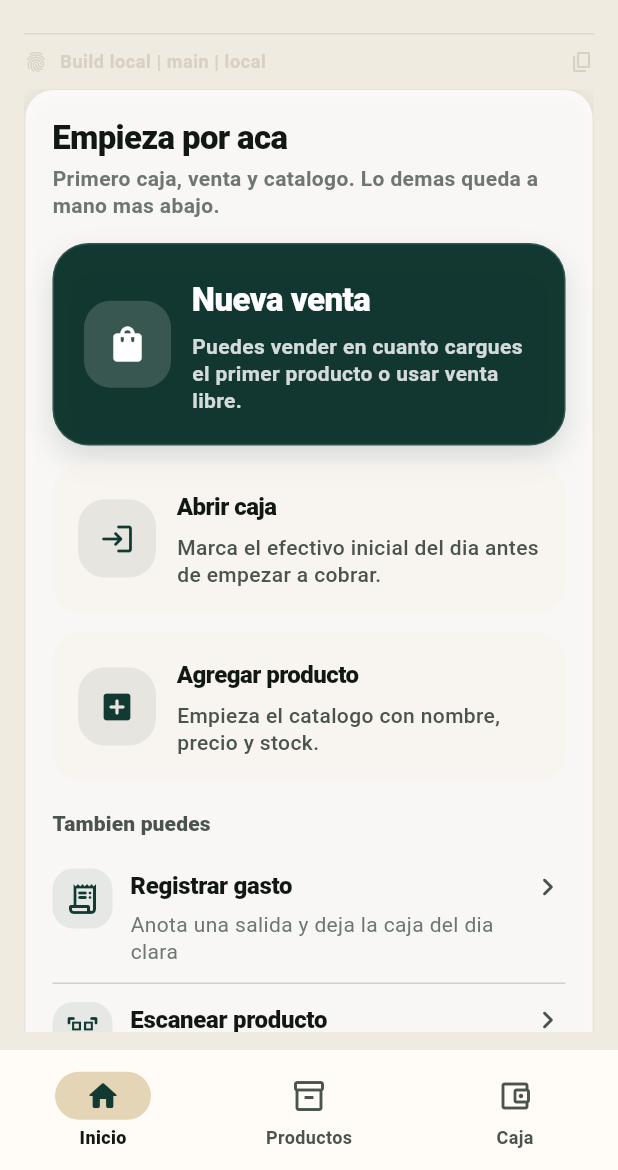
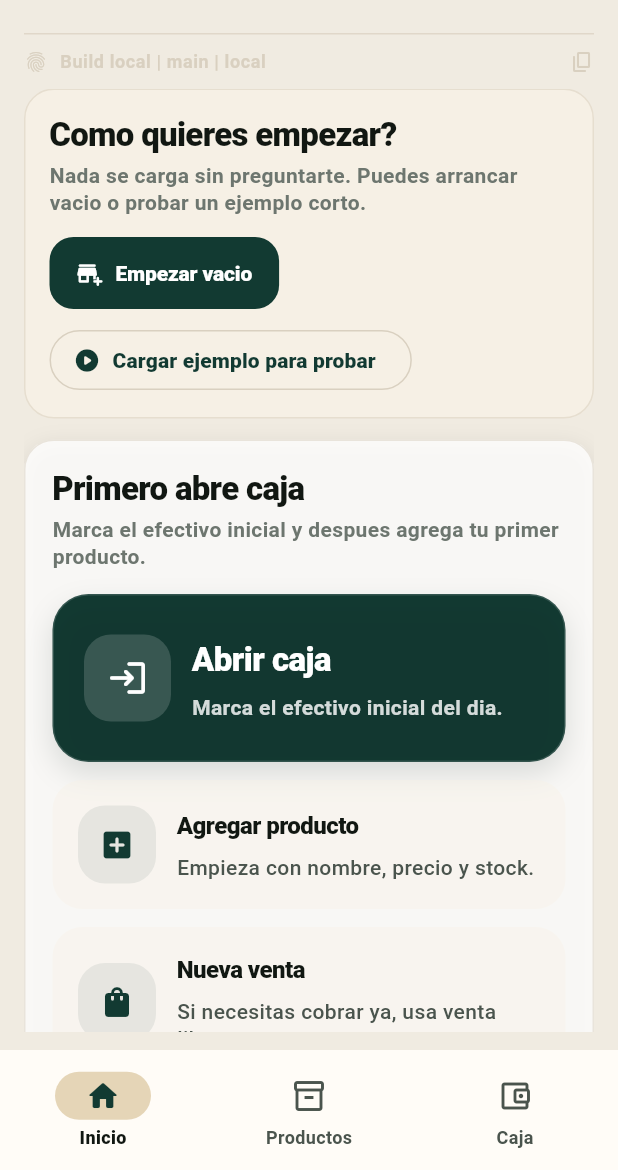
Before and after one commit to bitflowapp/caja-clara, a Flutter app: the screen it shows after launch, on a phone screen of 412 x 824 dp, the part 66-1236 px from its top. Run offline on Flutter 3.47's test engine with Material 3 defaults, Android fonts, the phone set to English and light mode, and no system bars; our stand-ins replace hive_flutter, speech_to_text, web; missing offline and left inert: dart:js_interop, excel, file_selector, mobile_scanner; accounts and stored records are empty.

Commit message:
Simplify daily retail flows

```diff
--- a/lib/app/screens/home_screen.dart
+++ b/lib/app/screens/home_screen.dart
@@ -60,11 +60,27 @@ class HomeScreen extends StatelessWidget {
         final now = DateTime.now();
         final recent = store.recentMovements();
         final suggestions = store.freeSaleSuggestions;
+        final showInitialSetupChoice =
+            !store.hasProducts && store.shouldPromptInitialCatalogSetup;
 
         return SingleChildScrollView(
           child: Column(
             crossAxisAlignment: CrossAxisAlignment.start,
             children: [
+              if (showInitialSetupChoice) ...[
+                _StarterTemplateCard(
+                  onApplyStarterTemplate: onApplyStarterTemplate,
+                  onLoadDemoData: onLoadDemoData,
+                  onChooseEmptyCatalogStart: onChooseEmptyCatalogStart,
+                  onAddProduct: () => showProductEditor(context, store),
+                  applyingStarterTemplate: applyingStarterTemplate,
+                  loadingDemoData: loadingDemoData,
+                  canLoadDemoData: store.isEmptyState,
+                  hasMovements: store.hasMovements,
+                  showInitialSetupChoice: true,
+                ),
+                const SizedBox(height: 14),
+              ],
               _ActionWorkspace(
                 onRegisterCashOpening: onRegisterCashOpening,
                 onNewSale: onNewSale,
@@ -79,7 +95,7 @@ class HomeScreen extends StatelessWidget {
                 hasCashOpeningToday: hasCashOpeningToday,
                 savingCashEvent: savingCashEvent,
               ),
-              if (!store.hasProducts) ...[
+              if (!store.hasProducts && !showInitialSetupChoice) ...[
                 const SizedBox(height: 14),
                 _StarterTemplateCard(
                   onApplyStarterTemplate: onApplyStarterTemplate,
@@ -544,6 +560,21 @@ class _ActionWorkspace extends StatelessWidget {
 
   @override
   Widget build(BuildContext context) {
+    final scheme = Theme.of(context).colorScheme;
+    final prioritizeCashOpening = !hasCashOpeningToday;
+    final prioritizeCatalog = hasCashOpeningToday && !hasProducts;
+    final sectionTitle = prioritizeCashOpening
+        ? 'Primero abre caja'
+        : prioritizeCatalog
+        ? 'Primero agrega un producto'
+        : 'Siguiente paso';
+    final sectionSubtitle = prioritizeCashOpening
+        ? hasProducts
+              ? 'Marca el efectivo inicial y sigue con la primera venta.'
+              : 'Marca el efectivo inicial y despues agrega tu primer producto.'
+        : prioritizeCatalog
+        ? 'Con nombre, precio y stock ya puedes vender sin vueltas.'
+        : 'Nueva venta arriba. Lo demas queda mas abajo.';
     final primaryOpenCash = ActionCard(
       title: savingCashEvent
           ? 'Guardando apertura'
@@ -551,30 +582,47 @@ class _ActionWorkspace extends StatelessWidget {
           ? 'Editar apertura'
           : 'Abrir caja',
       subtitle: hasCashOpeningToday
-          ? 'La caja ya esta abierta. Ajusta el efectivo inicial si hace falta.'
-          : 'Marca el efectivo inicial del dia antes de empezar a cobrar.',
+          ? 'La caja ya esta abierta. Ajusta el efectivo si hace falta.'
+          : 'Marca el efectivo inicial del dia.',
       icon: hasCashOpeningToday ? Icons.edit_note_rounded : Icons.login_rounded,
       onTap: onRegisterCashOpening,
+      fillColor: prioritizeCashOpening ? scheme.primary : null,
+      contentColor: prioritizeCashOpening ? scheme.onPrimary : null,
+      emphasized: prioritizeCashOpening,
     );
     final primaryNewSale = ActionCard(
       title: 'Nueva venta',
       subtitle: hasProducts
-          ? 'Elige producto, marca el cobro y registra en tres pasos.'
-          : 'Puedes vender en cuanto cargues el primer producto o usar venta libre.',
+          ? 'Elige producto, marca el cobro y confirma.'
+          : 'Si necesitas cobrar ya, usa venta libre.',
       icon: Icons.shopping_bag_rounded,
       onTap: onNewSale,
-      fillColor: Theme.of(context).colorScheme.primary,
-      contentColor: Theme.of(context).colorScheme.onPrimary,
-      emphasized: true,
+      fillColor: prioritizeCashOpening || prioritizeCatalog
+          ? null
+          : scheme.primary,
+      contentColor: prioritizeCashOpening || prioritizeCatalog
+          ? null
+          : scheme.onPrimary,
+      emphasized: !prioritizeCashOpening && !prioritizeCatalog,
     );
     final primaryAddProduct = ActionCard(
       title: 'Agregar producto',
       subtitle: hasProducts
-          ? 'Carga nombre, precio y stock en lo basico. El resto es opcional.'
-          : 'Empieza el catalogo con nombre, precio y stock.',
+          ? 'Carga nombre, precio y stock. Lo demas puede esperar.'
+          : 'Empieza con nombre, precio y stock.',
       icon: Icons.add_box_rounded,
       onTap: onAddProduct,
+      fillColor: prioritizeCatalog ? scheme.primary : null,
+      contentColor: prioritizeCatalog ? scheme.onPrimary : null,
+      emphasized: prioritizeCatalog,
     );
+    final orderedPrimaryActions = prioritizeCashOpening
+        ? hasProducts
+              ? [primaryOpenCash, primaryNewSale, primaryAddProduct]
+              : [primaryOpenCash, primaryAddProduct, primaryNewSale]
+        : prioritizeCatalog
+        ? [primaryAddProduct, primaryNewSale, primaryOpenCash]
+        : [primaryNewSale, primaryOpenCash, primaryAddProduct];
     final secondaryActions = [
       _ActionShortcut(
         title: 'Registrar gasto',
@@ -617,7 +665,7 @@ class _ActionWorkspace extends StatelessWidget {
         builder: (context, constraints) {
           final wide = constraints.maxWidth >= 1040;
           final shortcuts = _ActionShortcutGroup(
-            title: 'Tambien puedes',
+            title: 'Despues, si hace falta',
             actions: secondaryActions,
           );
 
@@ -625,21 +673,21 @@ class _ActionWorkspace extends StatelessWidget {
               ? Row(
                   crossAxisAlignment: CrossAxisAlignment.start,
                   children: [
-                    Expanded(flex: 5, child: primaryNewSale),
+                    Expanded(flex: 5, child: orderedPrimaryActions[0]),
                     const SizedBox(width: 14),
-                    Expanded(flex: 4, child: primaryOpenCash),
+                    Expanded(flex: 4, child: orderedPrimaryActions[1]),
                     const SizedBox(width: 14),
-                    Expanded(flex: 4, child: primaryAddProduct),
+                    Expanded(flex: 4, child: orderedPrimaryActions[2]),
                   ],
                 )
               : Column(
                   crossAxisAlignment: CrossAxisAlignment.stretch,
                   children: [
-                    primaryNewSale,
+                    orderedPrimaryActions[0],
                     const SizedBox(height: 12),
-                    primaryOpenCash,
+                    orderedPrimaryActions[1],
                     const SizedBox(height: 12),
-                    primaryAddProduct,
+                    orderedPrimaryActions[2],
                   ],
                 );
 
@@ -647,11 +695,7 @@ class _ActionWorkspace extends StatelessWidget {
             return Column(
               crossAxisAlignment: CrossAxisAlignment.start,
               children: [
-                const SectionHeader(
-                  title: 'Empieza por aca',
-                  subtitle:
-                      'Primero caja, venta y catalogo. Lo demas queda a mano mas abajo.',
-                ),
+                SectionHeader(title: sectionTitle, subtitle: sectionSubtitle),
                 const SizedBox(height: 16),
                 primaryActions,
                 const SizedBox(height: 18),
@@ -663,11 +707,7 @@ class _ActionWorkspace extends StatelessWidget {
           return Column(
             crossAxisAlignment: CrossAxisAlignment.start,
             children: [
-              const SectionHeader(
-                title: 'Empieza por aca',
-                subtitle:
-                    'Primero caja, venta y catalogo. Despues revisa stock, gastos y salida.',
-              ),
+              SectionHeader(title: sectionTitle, subtitle: sectionSubtitle),
               const SizedBox(height: 16),
               primaryActions,
               const SizedBox(height: 18),
--- a/lib/app/screens/sale_screen.dart
+++ b/lib/app/screens/sale_screen.dart
@@ -222,7 +222,7 @@ class _SaleScreenState extends State<SaleScreen> {
                         ),
                         const SizedBox(height: 6),
                         Text(
-                          '1. Elige el producto. 2. Marca el medio de pago. 3. Confirma.',
+                          '1. Elige el producto. 2. Marca el cobro. 3. Confirma.',
                           style: Theme.of(context).textTheme.bodyMedium
                               ?.copyWith(
                                 color: Theme.of(context).colorScheme.outline,
@@ -240,8 +240,8 @@ class _SaleScreenState extends State<SaleScreen> {
                               ? 'Elige el producto'
                               : 'Describe la venta',
                           subtitle: _saleMode == SaleEntryMode.catalog
-                              ? 'Busca y confirma un producto antes de cobrar.'
-                              : 'Carga una descripcion simple. Si ya existe, usa el producto cargado.',
+                              ? 'Busca y toca el producto antes de cobrar.'
+                              : 'Escribe que vendiste. Si ya existe, usa el producto cargado.',
                           child: Column(
                             crossAxisAlignment: CrossAxisAlignment.start,
                             children: [
@@ -250,24 +250,37 @@ class _SaleScreenState extends State<SaleScreen> {
                                   EmptyCard(
                                     title: 'Todavia no hay productos cargados',
                                     message:
-                                        'Puedes usar venta libre ahora mismo o cargar una base simple para empezar con stock.',
+                                        'Cobra ahora con venta libre o agrega tu primer producto.',
                                     icon: Icons.inventory_2_rounded,
                                     action: Wrap(
                                       spacing: 10,
                                       runSpacing: 10,
                                       alignment: WrapAlignment.center,
                                       children: [
-                                        FilledButton(
+                                        FilledButton.icon(
+                                          onPressed: () =>
+                                              _handleSaleModeChanged(
+                                                SaleEntryMode.quick,
+                                              ),
+                                          icon: const Icon(
+                                            Icons.flash_on_rounded,
+                                          ),
+                                          label: const Text('Usar venta libre'),
+                                        ),
+                                        OutlinedButton.icon(
+                                          onPressed: () =>
+                                              showProductEditor(context, store),
+                                          icon: const Icon(
+                                            Icons.add_box_rounded,
+                                          ),
+                                          label: const Text('Agregar producto'),
+                                        ),
+                                        TextButton(
                                           onPressed: () =>
                                               _loadStarterTemplate(store),
                                           child: const Text(
                                             'Cargar base simple',
                                           ),
-                                        ),
-                                        TextButton(
-                                          onPressed: () =>
-                                              showProductEditor(context, store),
-                                          child: const Text('Agregar producto'),
                                         ),
                                       ],
                                     ),
@@ -964,7 +977,7 @@ class _SaleScreenState extends State<SaleScreen> {
       return null;
     }
     if (_selectedProduct != null) {
-      return 'Producto listo. Puedes seguir con la venta o cambiarlo.';
+      return 'Producto listo. Sigue con la venta o cambialo.';
     }
     if (_normalizedProductQuery.isEmpty) {
       return 'Escribe, dicta o toca un producto para seleccionarlo.';
@@ -1380,8 +1393,8 @@ class _PaymentMethodSelectorCard extends StatelessWidget {
       children: [
         Text(
           hasCustomSelection
-              ? 'Se recupero el ultimo medio usado. Puedes cambiarlo con un toque.'
-              : 'Marca como cobraron esta venta.',
+              ? 'Quedo el ultimo cobro usado. Cambialo si hace falta.'
+              : 'Marca el cobro.',
           style: theme.textTheme.bodyMedium?.copyWith(
             color: scheme.outline,
             fontWeight: FontWeight.w600,
@@ -1698,7 +1711,7 @@ class _SaleModeSelector extends StatelessWidget {
       crossAxisAlignment: CrossAxisAlignment.start,
       children: [
         Text(
-          'Como cargas la venta',
+          'Elige como cargarla',
           style: Theme.of(
             context,
           ).textTheme.labelLarge?.copyWith(fontWeight: FontWeight.w800),
@@ -1710,7 +1723,7 @@ class _SaleModeSelector extends StatelessWidget {
           children: [
             _SaleModeChip(
               tapKey: const Key('sale-mode-catalog'),
-              label: 'Catalogo',
+              label: 'Producto cargado',
               icon: Icons.inventory_2_rounded,
               selected: currentMode == SaleEntryMode.catalog,
               onTap: onChanged == null
--- a/lib/app/widgets/responsive_shell.dart
+++ b/lib/app/widgets/responsive_shell.dart
@@ -750,8 +750,7 @@ class _ResponsiveShellState extends State<ResponsiveShell> {
           : 'Apertura de caja',
       label: 'Caja inicial',
       confirmLabel: store.hasCashOpeningToday ? 'Actualizar' : 'Guardar',
-      helper:
-          'Ingresa el efectivo inicial del dia. Puedes usar 0 si abres sin efectivo.',
+      helper: 'Efectivo con el que arrancas. Puede ser 0.',
       initialValue: store.todayOpeningCashPesos,
       allowZero: true,
     );
@@ -823,8 +822,7 @@ class _ResponsiveShellState extends State<ResponsiveShell> {
       title: store.hasCashClosingToday ? 'Actualizar cierre' : 'Cierre de caja',
       label: 'Caja contada',
       confirmLabel: store.hasCashClosingToday ? 'Actualizar' : 'Guardar',
-      helper:
-          'Ingresa el monto contado al cierre. Puedes usar 0 si la caja queda vacia.',
+      helper: 'Monto contado al cierre. Puede ser 0.',
       initialValue: store.todayClosingCashPesos,
       allowZero: true,
     );
```
Also changed, not shown: lib/app/widgets/operation_dialogs.dart (+4 -16 lines), lib/app/widgets/product_form_dialog.dart (+7 -15 lines), 4 other files.
